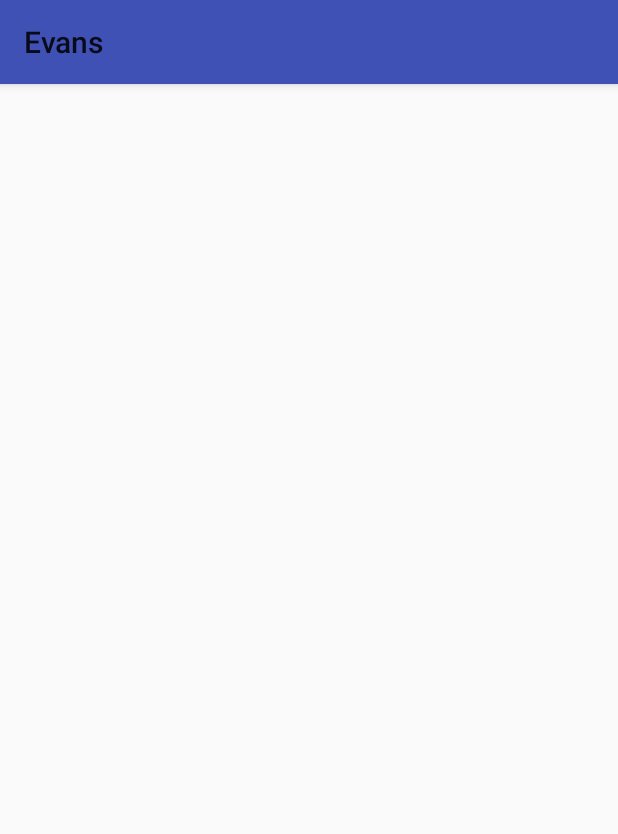
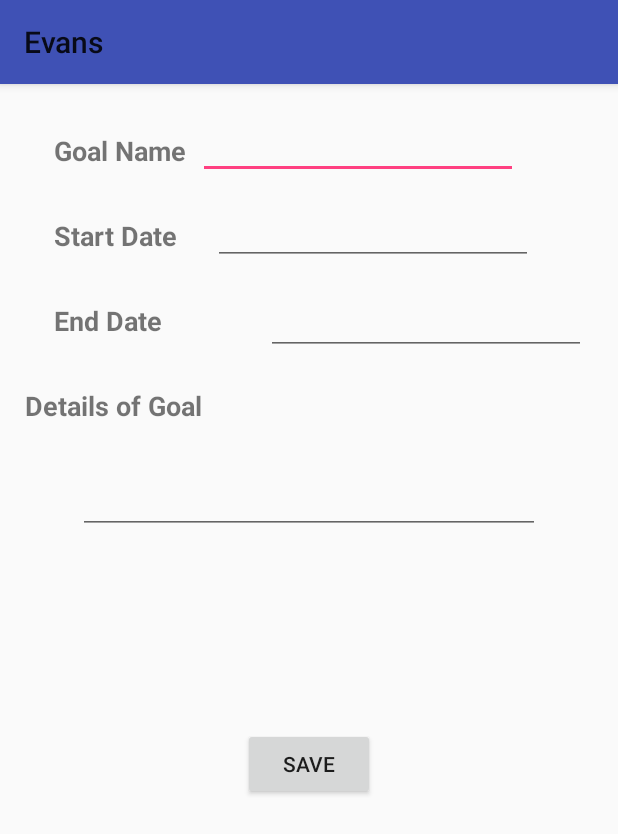
Before and after one commit to lillianbullock/Scheduling-app, an Android app: the fragment Goal_Fragment shown on its own in the app's theme, on a phone screen of 412 x 824 dp. Shown: the top 834 px of the screen. Run offline under Robolectric (Android 15) with nearby library versions, the phone set to English and light mode, and no system bars.

Commit message:
Goal Fragment look done

```diff
--- a/app/src/main/java/com/example/evans/Goal_Fragment.java
+++ b/app/src/main/java/com/example/evans/ui/Goal_Fragment.java
@@ -1,4 +1,4 @@
-package com.example.evans;
+package com.example.evans.ui;
 
 
 import android.os.Bundle;
@@ -7,14 +7,18 @@ import android.view.LayoutInflater;
 import android.view.View;
 import android.view.ViewGroup;
 
+import com.example.evans.R;
+
 
 /**
  * A simple {@link Fragment} subclass.
+ *
  */
 public class Goal_Fragment extends Fragment {
 
 
     public Goal_Fragment() {
+        //Goal Fragment
         // Required empty public constructor
     }
 
--- a/app/src/main/res/layout/fragment_goal_.xml
+++ b/app/src/main/res/layout/fragment_goal_.xml
@@ -1,14 +1,137 @@
 <FrameLayout xmlns:android="http://schemas.android.com/apk/res/android"
+    xmlns:app="http://schemas.android.com/apk/res-auto"
     xmlns:tools="http://schemas.android.com/tools"
     android:layout_width="match_parent"
     android:layout_height="match_parent"
-    tools:context="com.example.evans.Goal_Fragment">
-
-    <!-- TODO: Update blank fragment layout -->
+    tools:context="com.example.evans.ui.Goal_Fragment">
 
     <android.support.constraint.ConstraintLayout
         android:layout_width="match_parent"
         android:layout_height="match_parent">
 
+        <TextView
+            android:id="@+id/txtvEndDate"
+            android:layout_width="wrap_content"
+            android:layout_height="wrap_content"
+            android:layout_marginLeft="36dp"
+            android:layout_marginTop="32dp"
+            android:text="@string/end_date"
+            android:textSize="18sp"
+            android:textStyle="bold"
+            app:layout_constraintLeft_toLeftOf="parent"
+            app:layout_constraintTop_toBottomOf="@+id/textView2" />
+
+        <TextView
+            android:id="@+id/txtGoalName"
+            android:layout_width="wrap_content"
+            android:layout_height="wrap_content"
+            android:layout_marginStart="36dp"
+            android:layout_marginTop="32dp"
+            android:text="@string/goal_name"
+            android:textSize="18sp"
+            android:textStyle="bold"
+            app:layout_constraintStart_toStartOf="parent"
+            app:layout_constraintTop_toTopOf="parent" />
+
+        <EditText
+            android:id="@+id/txteditGoalName"
+            android:labelFor="@+id/txtGoalName"
+            android:layout_width="wrap_content"
+            android:layout_height="wrap_content"
+            android:layout_marginStart="8dp"
+            android:layout_marginTop="18dp"
+            android:ems="10"
+            android:inputType="textPersonName"
+            app:layout_constraintRight_toRightOf="parent"
+            app:layout_constraintStart_toEndOf="@+id/txtGoalName"
+            app:layout_constraintTop_toTopOf="parent" />
+
+        <EditText
+            android:id="@+id/etxtStartDate"
+            android:labelFor="@+id/etxtStartDate"
+            android:layout_width="wrap_content"
+            android:layout_height="wrap_content"
+            android:layout_marginRight="20dp"
+            android:layout_marginStart="24dp"
+            android:layout_marginTop="12dp"
+            android:ems="10"
+            android:inputType="date"
+            app:layout_constraintRight_toRightOf="parent"
+            app:layout_constraintStart_toEndOf="@+id/textView2"
+            app:layout_constraintTop_toBottomOf="@+id/txteditGoalName" />
+
+        <TextView
+            android:id="@+id/textView2"
+            android:layout_width="wrap_content"
+            android:layout_height="wrap_content"
+            android:layout_marginLeft="36dp"
+            android:layout_marginTop="32dp"
+            android:text="@string/start_date"
+            android:textSize="18sp"
+            android:textStyle="bold"
+            app:layout_constraintLeft_toLeftOf="parent"
+            app:layout_constraintTop_toBottomOf="@+id/txtGoalName" />
+
+        <EditText
+            android:id="@+id/etxtEndDate"
+            android:layout_width="wrap_content"
+            android:layout_height="wrap_content"
+            android:layout_marginBottom="8dp"
+            android:layout_marginEnd="8dp"
+            android:layout_marginRight="16dp"
+            android:layout_marginStart="8dp"
+            android:ems="10"
+            android:inputType="date"
+            app:layout_constraintBottom_toTopOf="@+id/etxtDGoal"
+            app:layout_constraintEnd_toEndOf="parent"
+            app:layout_constraintHorizontal_bias="0.822"
+            app:layout_constraintRight_toRightOf="parent"
+            app:layout_constraintStart_toEndOf="@+id/txtvEndDate"
+            app:layout_constraintTop_toBottomOf="@+id/etxtStartDate"
+            app:layout_constraintVertical_bias="0.28" />
+
+        <TextView
+            android:id="@+id/textView4"
+            android:layout_width="wrap_content"
+            android:layout_height="wrap_content"
+            android:layout_marginEnd="8dp"
+            android:layout_marginLeft="16dp"
+            android:layout_marginStart="8dp"
+            android:layout_marginTop="32dp"
+            android:text="@string/detail_goal"
+            android:textSize="18sp"
+            android:textStyle="bold"
+            app:layout_constraintEnd_toEndOf="parent"
+            app:layout_constraintHorizontal_bias="0.032"
+            app:layout_constraintLeft_toLeftOf="parent"
+            app:layout_constraintStart_toStartOf="parent"
+            app:layout_constraintTop_toBottomOf="@+id/txtvEndDate" />
+
+        <EditText
+            android:id="@+id/etxtDGoal"
+            android:layout_width="308dp"
+            android:layout_height="73dp"
+            android:ems="10"
+            android:inputType="textMultiLine"
+            app:layout_constraintEnd_toEndOf="parent"
+            app:layout_constraintLeft_toLeftOf="parent"
+            app:layout_constraintRight_toRightOf="parent"
+            app:layout_constraintStart_toStartOf="parent"
+            app:layout_constraintTop_toBottomOf="@+id/textView4" />
+
+        <Button
+            android:id="@+id/btnSaveGoal"
+            android:layout_width="wrap_content"
+            android:layout_height="wrap_content"
+            android:layout_marginBottom="8dp"
+            android:layout_marginTop="8dp"
+            android:text="@string/save_goal"
+            app:layout_constraintBottom_toBottomOf="parent"
+            app:layout_constraintEnd_toEndOf="parent"
+            app:layout_constraintLeft_toLeftOf="parent"
+            app:layout_constraintRight_toRightOf="parent"
+            app:layout_constraintStart_toStartOf="parent"
+            app:layout_constraintTop_toBottomOf="@+id/etxtDGoal"
+            app:layout_constraintVertical_bias="0.3" />
     </android.support.constraint.ConstraintLayout>
 </FrameLayout>
--- a/app/src/main/res/values/strings.xml
+++ b/app/src/main/res/values/strings.xml
@@ -40,4 +40,9 @@
     <string name="notes">Notes:</string>
     <string name="save">Save</string>
     <string name="cancel">Cancel</string>
+    <string name="goal_name">Goal Name</string>
+    <string name="start_date">Start Date</string>
+    <string name="end_date">End Date</string>
+    <string name="detail_goal">Details of Goal</string>
+    <string name="save_goal">Save</string>
 </resources>
```
